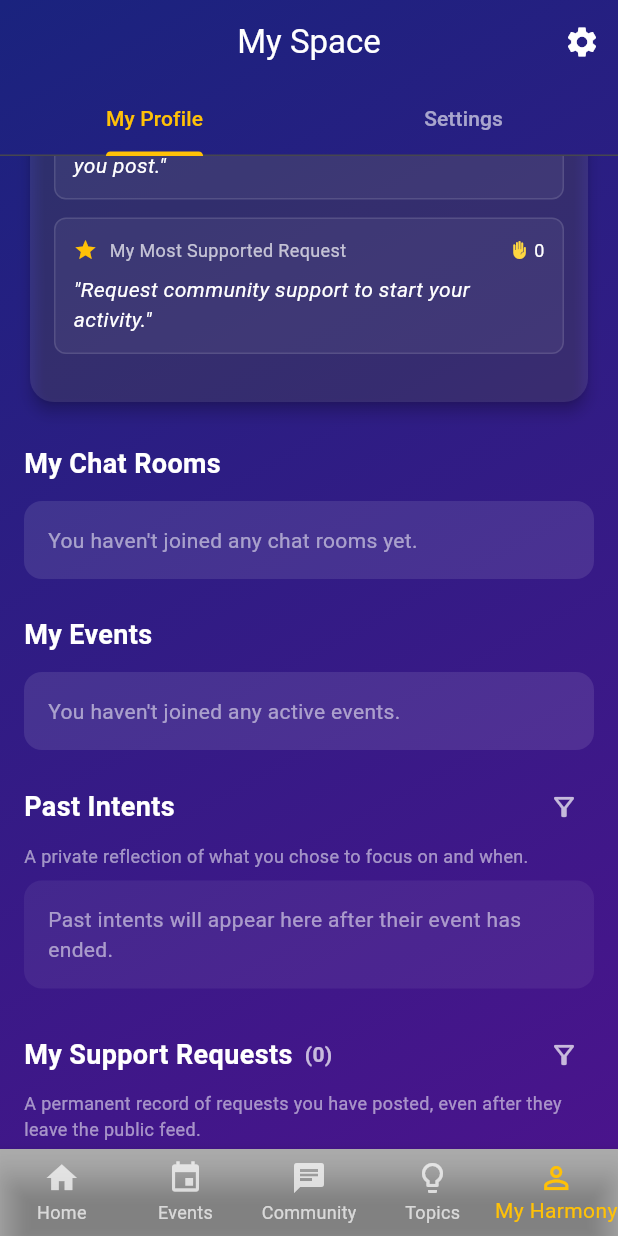
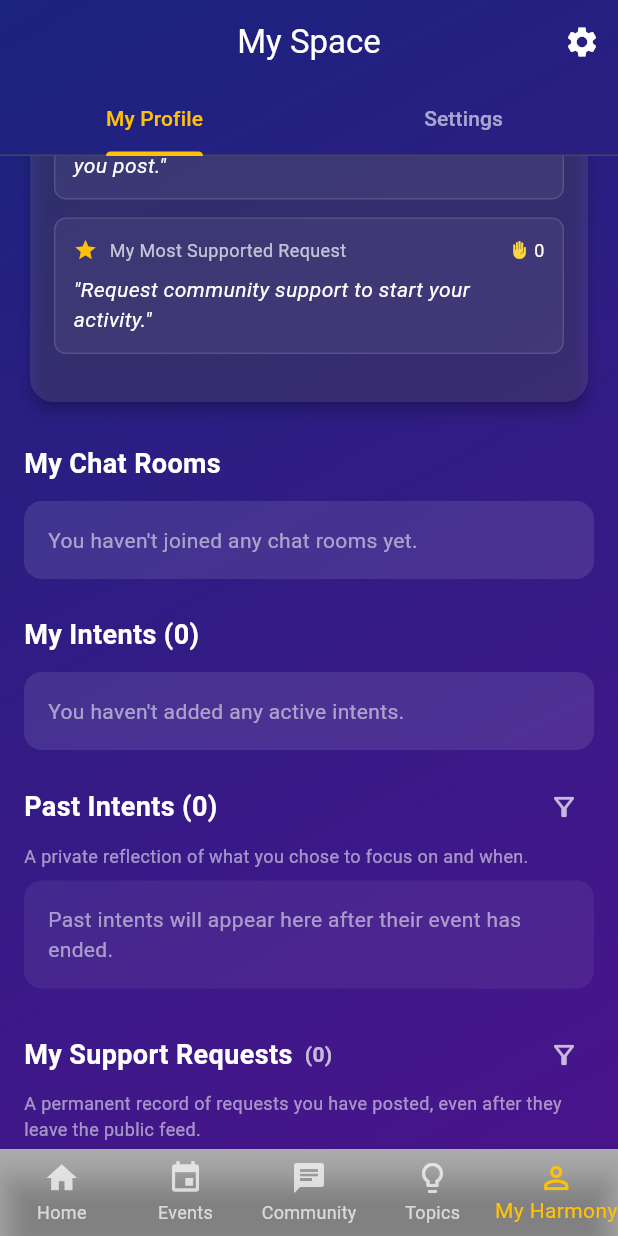
Before and after one commit to Norm-byte/Harmony-User-App, a Flutter app: the HomeScreen screen opened directly, item 5 of the bottom bar chosen, scrolled down 576 dp, on a phone screen of 412 x 824 dp. Run offline on Flutter 3.47's test engine with Material 3 defaults, Android fonts, the phone set to English and light mode, and no system bars; our stand-ins replace cloud_firestore, firebase_analytics, firebase_auth, firebase_core, firebase_messaging, firebase_storage and 9 more; missing offline and left inert: android_intent_plus, dart:html, dart:ui_web, purchases_flutter, purchases_ui_flutter, syncfusion_flutter_pdfviewer and 1 more; accounts and stored records are empty.

Commit message:
feat(v69): rename My Events to My Intents

```diff
--- a/src/app/lib/screens/settings_screen.dart
+++ b/src/app/lib/screens/settings_screen.dart
@@ -696,7 +696,7 @@ class _SettingsScreenState extends State<SettingsScreen> with SingleTickerProvid
                      }),
                     const SizedBox(height: 24),
 
-                    // My Events (Scrollable Cards)
+                    // My Intents (Scrollable Cards)
                     Consumer2<EventService, UserService>(
                       builder: (context, eventService, userService, _) {
                         final now = DateTime.now();
@@ -844,7 +844,7 @@ class _SettingsScreenState extends State<SettingsScreen> with SingleTickerProvid
                         return Column(
                           crossAxisAlignment: CrossAxisAlignment.start,
                           children: [
-                            const Text('My Events', style: TextStyle(fontSize: 18, fontWeight: FontWeight.bold, color: Colors.white)),
+                            Text('My Intents (${activeEvents.length})', style: const TextStyle(fontSize: 18, fontWeight: FontWeight.bold, color: Colors.white)),
 
                             const SizedBox(height: 12),
                             if (activeEvents.isEmpty)
@@ -855,7 +855,7 @@ class _SettingsScreenState extends State<SettingsScreen> with SingleTickerProvid
                                    color: Colors.white.withValues(alpha: 0.1),
                                    borderRadius: BorderRadius.circular(12),
                                  ),
-                                 child: const Text("You haven't joined any active events.", style: TextStyle(color: Colors.white54)),
+                                 child: const Text("You haven't added any active intents.", style: TextStyle(color: Colors.white54)),
                                )
                             else
                                SizedBox(
@@ -935,9 +935,9 @@ class _SettingsScreenState extends State<SettingsScreen> with SingleTickerProvid
                             const SizedBox(height: 18),
                             Row(
                               children: [
-                                const Text(
-                                  'Past Intents',
-                                  style: TextStyle(
+                                  Text(
+                                    'Past Intents (${pastIntents.length})',
+                                    style: const TextStyle(
                                     fontSize: 18,
                                     fontWeight: FontWeight.bold,
                                     color: Colors.white,
```
